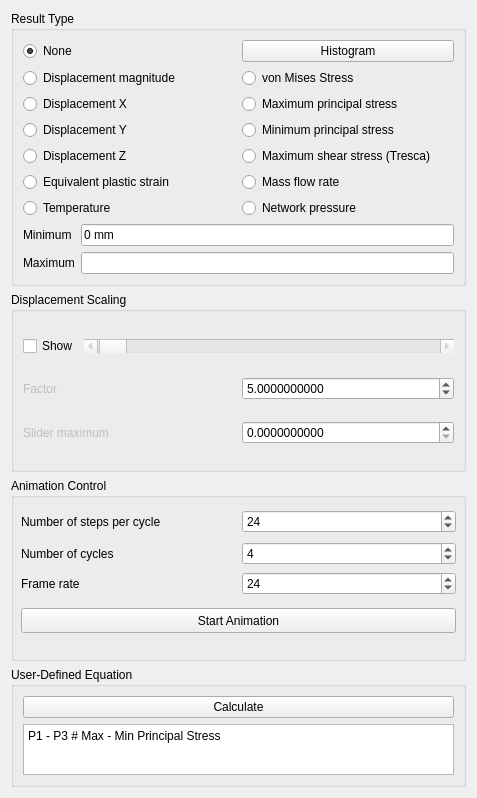
This is src/Mod/Fem/Gui/Resources/ui/ResultShow.ui in chennes/FreeCAD as Qt 5 draws it before an edit. The edited form follows.
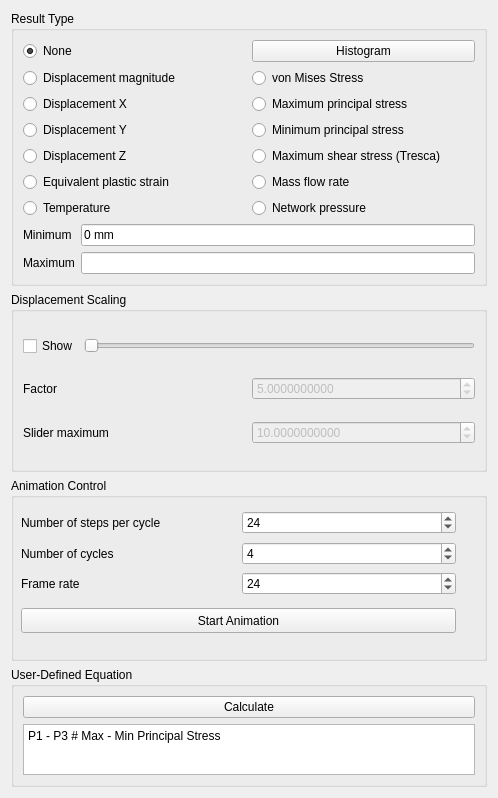
This is the edited form. Custom widgets are drawn as their Qt base class.

Commit message:
Merge pull request #28012 from captain0xff/ccx-scale
FEM: Fix and refactor displacement scaling groupbox in CCX_Results

What changed in the file:
```diff
--- a/src/Mod/Fem/Gui/Resources/ui/ResultShow.ui
+++ b/src/Mod/Fem/Gui/Resources/ui/ResultShow.ui
@@ -6,7 +6,7 @@
    <rect>
     <x>0</x>
     <y>0</y>
-    <width>477</width>
+    <width>498</width>
     <height>798</height>
    </rect>
   </property>
@@ -242,22 +242,10 @@
          </widget>
         </item>
         <item>
-         <widget class="QScrollBar" name="hsb_displacement_factor">
+         <widget class="QSlider" name="hsb_displacement_factor">
           <property name="enabled">
            <bool>false</bool>
           </property>
-          <property name="sizePolicy">
-           <sizepolicy hsizetype="MinimumExpanding" vsizetype="Fixed">
-            <horstretch>0</horstretch>
-            <verstretch>0</verstretch>
-           </sizepolicy>
-          </property>
-          <property name="maximum">
-           <number>1000</number>
-          </property>
-          <property name="value">
-           <number>5</number>
-          </property>
           <property name="orientation">
            <enum>Qt::Horizontal</enum>
           </property>
@@ -270,7 +258,7 @@
         <item>
          <widget class="QLabel" name="label_3">
           <property name="enabled">
-           <bool>false</bool>
+           <bool>true</bool>
           </property>
           <property name="text">
            <string>Factor</string>
@@ -280,7 +268,7 @@
         <item>
          <widget class="QDoubleSpinBox" name="sb_displacement_factor">
           <property name="enabled">
-           <bool>true</bool>
+           <bool>false</bool>
           </property>
           <property name="inputMethodHints">
            <set>Qt::ImhFormattedNumbersOnly</set>
@@ -306,7 +294,7 @@
         <item>
          <widget class="QLabel" name="label_7">
           <property name="enabled">
-           <bool>false</bool>
+           <bool>true</bool>
           </property>
           <property name="text">
            <string>Slider maximum</string>
@@ -316,7 +304,7 @@
         <item>
          <widget class="QDoubleSpinBox" name="sb_displacement_factor_max">
           <property name="enabled">
-           <bool>true</bool>
+           <bool>false</bool>
           </property>
           <property name="inputMethodHints">
            <set>Qt::ImhFormattedNumbersOnly</set>
@@ -330,6 +318,9 @@
           <property name="maximum">
            <double>1000000.000000000000000</double>
           </property>
+          <property name="value">
+           <double>10.000000000000000</double>
+          </property>
          </widget>
         </item>
        </layout>
@@ -363,7 +354,7 @@
         <x>10</x>
         <y>30</y>
         <width>435</width>
-        <height>28</height>
+        <height>30</height>
        </rect>
       </property>
       <layout class="QHBoxLayout" name="horizontalLayout_3">
```
Left out of the diff: 62 changed lines with no effect on the pictures. The commit also changes 1 other file.
